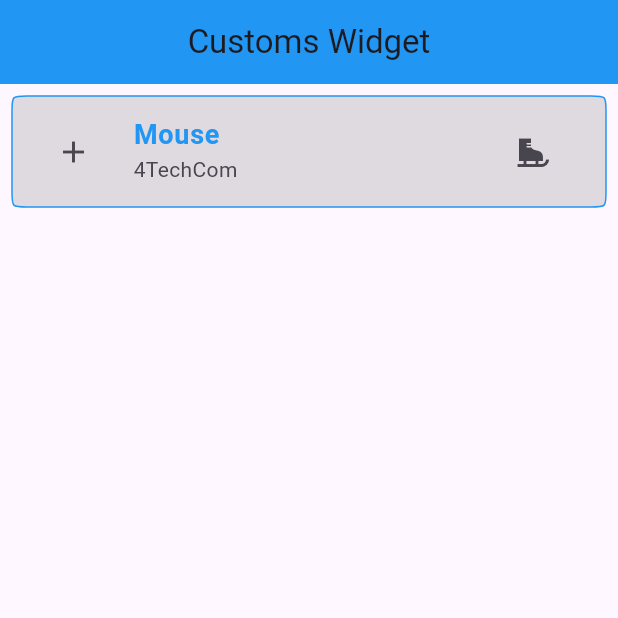
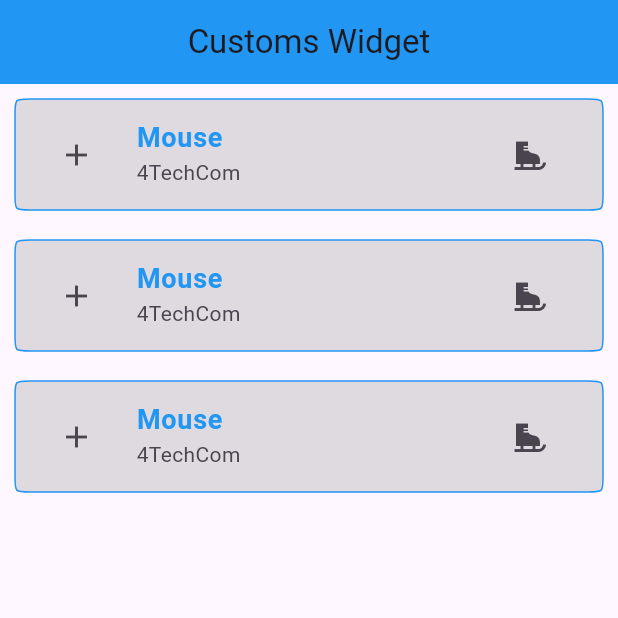
Before and after one commit to Sainathhiwale/flutter_bootcomp, a Flutter app: the screen it shows after launch, on a phone screen of 412 x 824 dp, the top half of it. Run offline on Flutter 3.47's test engine with Material 3 defaults, Android fonts, the phone set to English and light mode, and no system bars; our stand-ins replace fluttertoast, font_awesome_flutter.

Commit message:
make separate widget class for listview to use as custom widget

```diff
--- a/lib/screen/customswidgets.dart
+++ b/lib/screen/customswidgets.dart
@@ -13,25 +13,47 @@ class Customswidgets extends StatelessWidget {
       ),
       body: ListView(
         children: [
-          Padding(
-            padding: const EdgeInsets.all(8.0),
-            child: ListTile(
-              tileColor: Colors.black12,
-              shape: ContinuousRectangleBorder(
-               borderRadius: BorderRadius.circular(10.0),
-                side: BorderSide(
-                 width: 1.0,
-                  color: Colors.blue
-                )
-              ),
-              title: Text("Mouse", style: TextStyle(fontSize: 18,fontWeight: FontWeight.bold,color: Colors.blue),),
-              subtitle: Text("4TechCom"),
-              leading: IconButton(icon: Icon(Icons.add), onPressed: () {  },),
-              trailing: IconButton(icon: Icon(Icons.ice_skating) , onPressed: () {  },),
-            ),
-          )
+          ListTileWidget(),
+          ListTileWidget(),
+          ListTileWidget()
+
         ],
       ),
     );
   }
 }
+
+class ListTileWidget extends StatelessWidget {
+  const ListTileWidget({
+    super.key,
+  });
+
+  @override
+  Widget build(BuildContext context) {
+    return Padding(
+      padding: const EdgeInsets.all(10.0),
+      child: ListTile(
+        tileColor: Colors.black12,
+        shape: ContinuousRectangleBorder(
+            borderRadius: BorderRadius.circular(10.0),
+            side: BorderSide(width: 1.0, color: Colors.blue)),
+        title: Text(
+          "Mouse",
+          style: TextStyle(
+              fontSize: 18,
+              fontWeight: FontWeight.bold,
+              color: Colors.blue),
+        ),
+        subtitle: Text("4TechCom"),
+        leading: IconButton(
+          icon: Icon(Icons.add),
+          onPressed: () {},
+        ),
+        trailing: IconButton(
+          icon: Icon(Icons.ice_skating),
+          onPressed: () {},
+        ),
+      ),
+    );
+  }
+}
```
